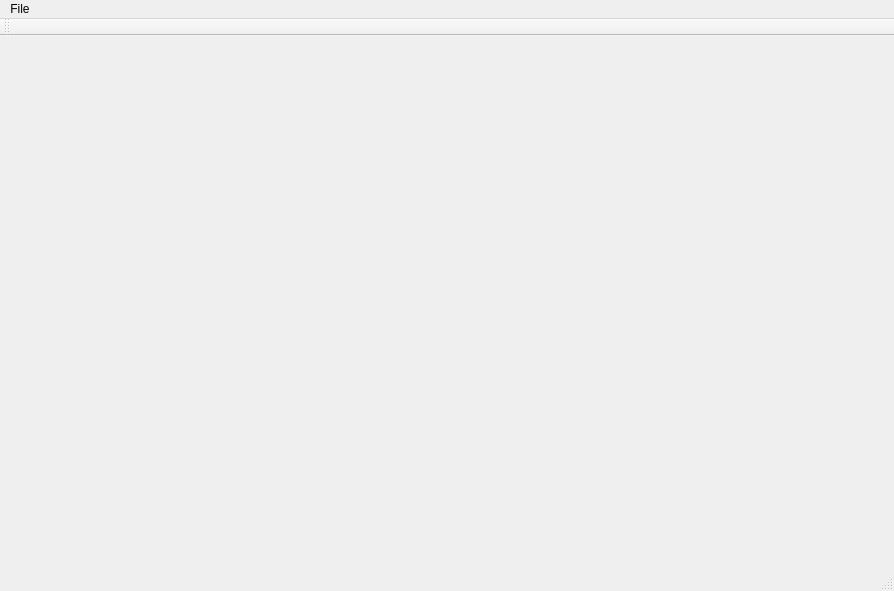
The window that trunk/Projet/SkyGuide/src/GuiImpl/mainwindow.ui (maeberli/skyguide) describes before a commit, drawn with Qt 5.
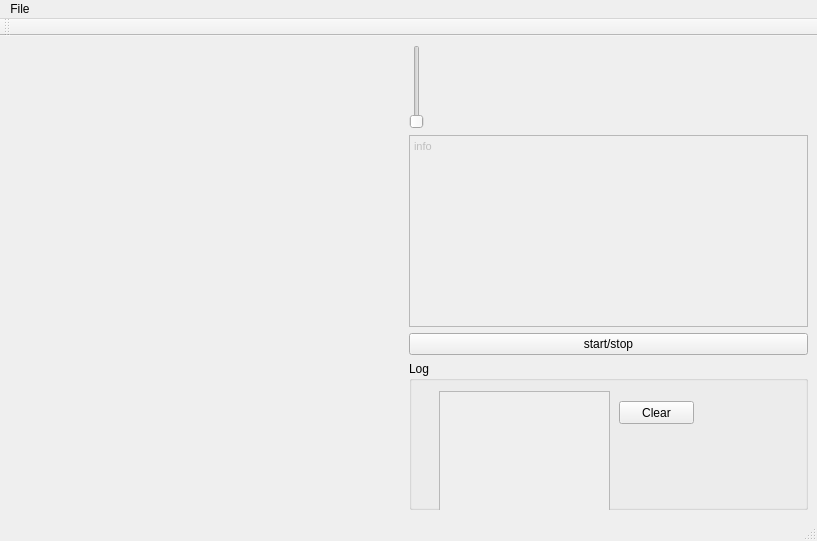
The same window after the commit.

```diff
--- a/trunk/Projet/SkyGuide/src/GuiImpl/mainwindow.ui
+++ b/trunk/Projet/SkyGuide/src/GuiImpl/mainwindow.ui
@@ -9,21 +9,103 @@
    <rect>
     <x>0</x>
     <y>0</y>
-    <width>894</width>
-    <height>591</height>
+    <width>817</width>
+    <height>541</height>
    </rect>
   </property>
   <property name="windowTitle">
    <string>MainWindow</string>
   </property>
-  <widget class="QWidget" name="centralwidget"/>
+  <widget class="QWidget" name="centralwidget">
+   <layout class="QHBoxLayout" name="horizontalLayout" stretch="1,1">
+    <item>
+     <layout class="QFormLayout" name="formLayout"/>
+    </item>
+    <item>
+     <layout class="QVBoxLayout" name="verticalLayout" stretch="0,0,0,1">
+      <item>
+       <widget class="QSlider" name="verticalSlider">
+        <property name="orientation">
+         <enum>Qt::Vertical</enum>
+        </property>
+       </widget>
+      </item>
+      <item>
+       <widget class="QTextEdit" name="textEdit_2">
+        <property name="enabled">
+         <bool>false</bool>
+        </property>
+        <property name="sizePolicy">
+         <sizepolicy hsizetype="Expanding" vsizetype="Maximum">
+          <horstretch>0</horstretch>
+          <verstretch>0</verstretch>
+         </sizepolicy>
+        </property>
+        <property name="html">
+         <string>&lt;!DOCTYPE HTML PUBLIC &quot;-//W3C//DTD HTML 4.0//EN&quot; &quot;http://www.w3.org/TR/REC-html40/strict.dtd&quot;&gt;
+&lt;html&gt;&lt;head&gt;&lt;meta name=&quot;qrichtext&quot; content=&quot;1&quot; /&gt;&lt;style type=&quot;text/css&quot;&gt;
+p, li { white-space: pre-wrap; }
+&lt;/style&gt;&lt;/head&gt;&lt;body style=&quot; font-family:'MS Shell Dlg 2'; font-size:8.25pt; font-weight:400; font-style:normal;&quot;&gt;
+&lt;p style=&quot; margin-top:0px; margin-bottom:0px; margin-left:0px; margin-right:0px; -qt-block-indent:0; text-indent:0px;&quot;&gt;&lt;span style=&quot; font-size:8pt;&quot;&gt;info&lt;/span&gt;&lt;/p&gt;
+&lt;p style=&quot;-qt-paragraph-type:empty; margin-top:0px; margin-bottom:0px; margin-left:0px; margin-right:0px; -qt-block-indent:0; text-indent:0px; font-size:8pt;&quot;&gt;&lt;/p&gt;&lt;/body&gt;&lt;/html&gt;</string>
+        </property>
+       </widget>
+      </item>
+      <item>
+       <widget class="QPushButton" name="pushButton">
+        <property name="text">
+         <string>start/stop</string>
+        </property>
+       </widget>
+      </item>
+      <item>
+       <widget class="QGroupBox" name="groupBox">
+        <property name="title">
+         <string>Log</string>
+        </property>
+        <widget class="QTextEdit" name="textEdit">
+         <property name="enabled">
+          <bool>false</bool>
+         </property>
+         <property name="geometry">
+          <rect>
+           <x>30</x>
+           <y>30</y>
+           <width>171</width>
+           <height>131</height>
+          </rect>
+         </property>
+        </widget>
+        <widget class="QPushButton" name="pushButton_2">
+         <property name="geometry">
+          <rect>
+           <x>210</x>
+           <y>40</y>
+           <width>75</width>
+           <height>23</height>
+          </rect>
+         </property>
+         <property name="text">
+          <string>Clear</string>
+         </property>
+        </widget>
+        <zorder>textEdit</zorder>
+        <zorder>pushButton_2</zorder>
+        <zorder>textEdit_2</zorder>
+        <zorder>textEdit_2</zorder>
+       </widget>
+      </item>
+     </layout>
+    </item>
+   </layout>
+  </widget>
   <widget class="QMenuBar" name="menubar">
    <property name="geometry">
     <rect>
      <x>0</x>
      <y>0</y>
-     <width>894</width>
-     <height>25</height>
+     <width>817</width>
+     <height>21</height>
     </rect>
    </property>
    <widget class="QMenu" name="menuFile">
```
